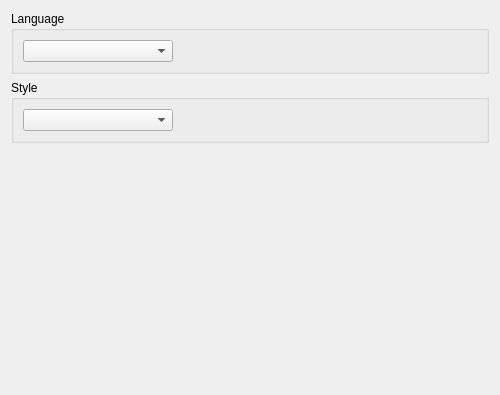
Qt form src/vidalia/config/AppearancePage.ui (a-ilin/vidalia) before a commit.
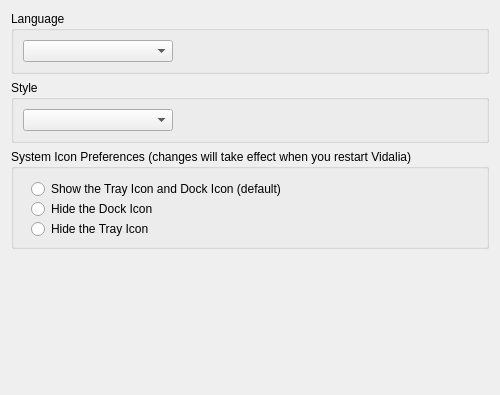
The same form after that commit.

Commit message: Implement Icon Preference (appearance setting) in OSX (see #2163)

```diff
--- a/src/vidalia/config/AppearancePage.ui
+++ b/src/vidalia/config/AppearancePage.ui
@@ -110,6 +110,61 @@
      </layout>
     </widget>
    </item>
+   <item>
+    <widget class="QGroupBox" name="grpIconPref">
+     <property name="minimumSize">
+      <size>
+       <width>0</width>
+       <height>100</height>
+      </size>
+     </property>
+     <property name="contextMenuPolicy">
+      <enum>Qt::PreventContextMenu</enum>
+     </property>
+     <property name="title">
+      <string>System Icon Preferences (changes will take effect when you restart Vidalia)</string>
+     </property>
+     <widget class="QRadioButton" name="rdoIconPrefBoth">
+      <property name="geometry">
+       <rect>
+        <x>20</x>
+        <y>30</y>
+        <width>441</width>
+        <height>20</height>
+       </rect>
+      </property>
+      <property name="text">
+       <string>Show the Tray Icon and Dock Icon (default)</string>
+      </property>
+     </widget>
+     <widget class="QRadioButton" name="rdoIconPrefDock">
+      <property name="geometry">
+       <rect>
+        <x>20</x>
+        <y>70</y>
+        <width>441</width>
+        <height>20</height>
+       </rect>
+      </property>
+      <property name="text">
+       <string>Hide the Tray Icon</string>
+      </property>
+     </widget>
+     <widget class="QRadioButton" name="rdoIconPrefTray">
+      <property name="geometry">
+       <rect>
+        <x>20</x>
+        <y>50</y>
+        <width>441</width>
+        <height>20</height>
+       </rect>
+      </property>
+      <property name="text">
+       <string>Hide the Dock Icon</string>
+      </property>
+     </widget>
+    </widget>
+   </item>
    <item>
     <spacer>
      <property name="orientation" >
```
The commit also changes 6 other files.
